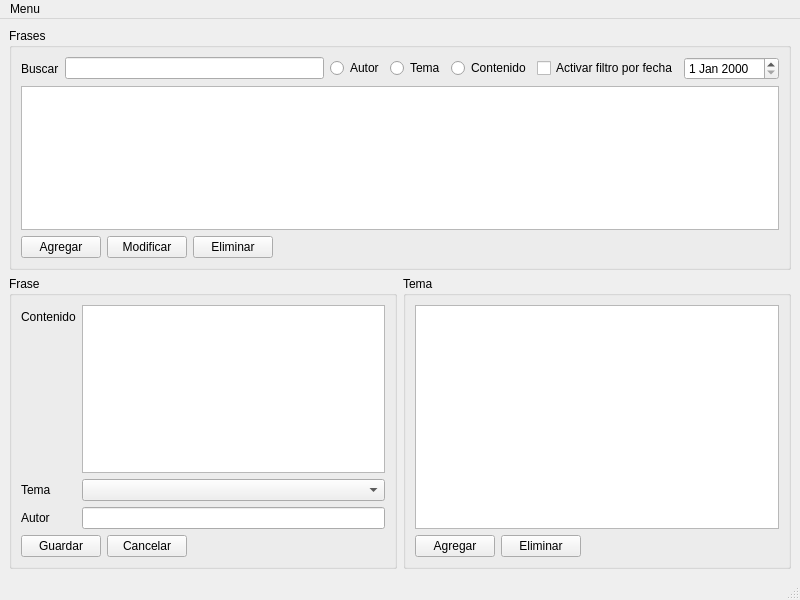
Old version of the form mainwindow.ui in the repository lucianodato/JI-quotes.
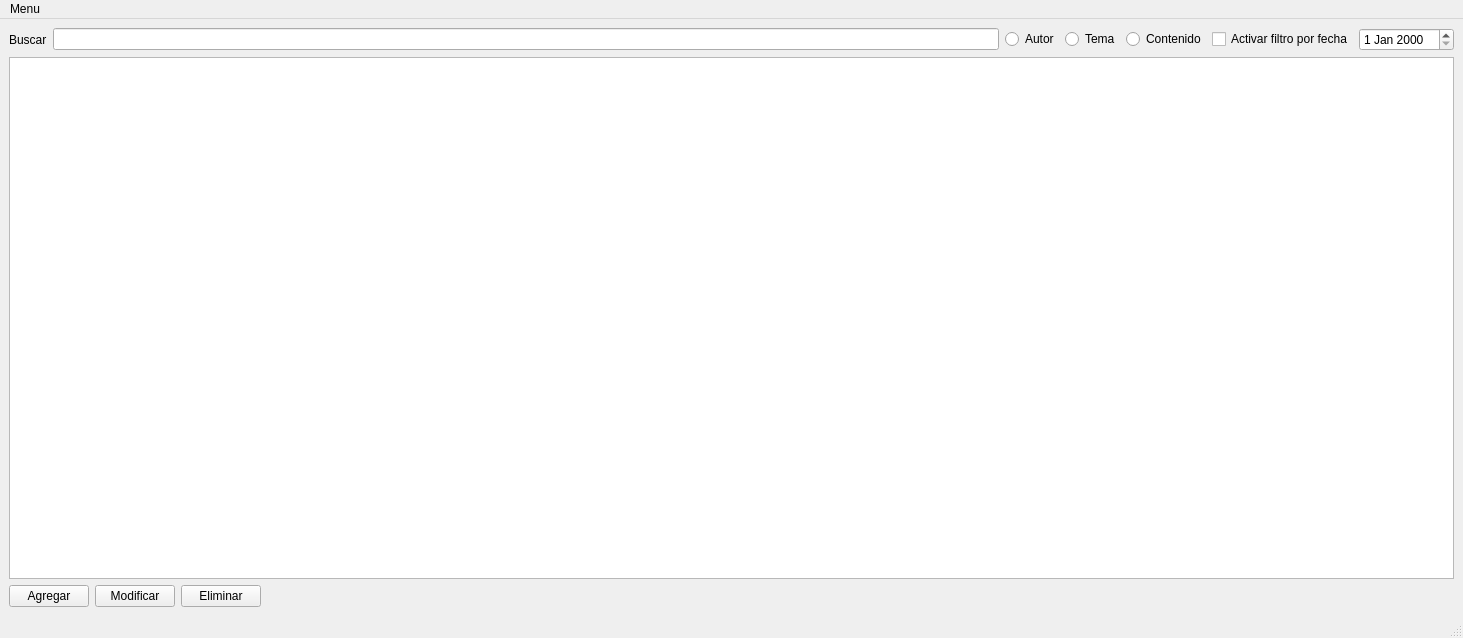
New version of the form.

The edit to the form file:
```diff
--- a/mainwindow.ui
+++ b/mainwindow.ui
@@ -6,24 +6,15 @@
    <rect>
     <x>0</x>
     <y>0</y>
-    <width>800</width>
-    <height>600</height>
+    <width>1463</width>
+    <height>638</height>
    </rect>
   </property>
   <property name="windowTitle">
    <string>MainWindow</string>
   </property>
   <widget class="QWidget" name="centralwidget">
-   <layout class="QGridLayout" name="gridLayout">
-    <item row="0" column="0" rowspan="2" colspan="2">
-     <widget class="QGroupBox" name="groupBox_3">
-      <property name="title">
-       <string>Frases</string>
-      </property>
       <layout class="QVBoxLayout" name="verticalLayout_3">
-       <property name="sizeConstraint">
-        <enum>QLayout::SetDefaultConstraint</enum>
-       </property>
        <item>
         <layout class="QVBoxLayout" name="verticalLayout">
          <item>
@@ -116,142 +107,12 @@
        </item>
       </layout>
      </widget>
-    </item>
-    <item row="2" column="0">
-     <widget class="QGroupBox" name="groupBox">
-      <property name="title">
-       <string>Frase</string>
-      </property>
-      <layout class="QVBoxLayout" name="verticalLayout_4">
-       <property name="sizeConstraint">
-        <enum>QLayout::SetDefaultConstraint</enum>
-       </property>
-       <item>
-        <layout class="QFormLayout" name="formLayout">
-         <item row="0" column="0">
-          <widget class="QLabel" name="label_3">
-           <property name="text">
-            <string>Contenido</string>
-           </property>
-          </widget>
-         </item>
-         <item row="0" column="1">
-          <widget class="QTextEdit" name="textEdit"/>
-         </item>
-         <item row="1" column="0">
-          <widget class="QLabel" name="label_2">
-           <property name="text">
-            <string>Tema</string>
-           </property>
-          </widget>
-         </item>
-         <item row="1" column="1">
-          <widget class="QComboBox" name="comboBox"/>
-         </item>
-         <item row="2" column="0">
-          <widget class="QLabel" name="label">
-           <property name="text">
-            <string>Autor</string>
-           </property>
-          </widget>
-         </item>
-         <item row="2" column="1">
-          <widget class="QLineEdit" name="lineEdit_2"/>
-         </item>
-         <item row="3" column="0" colspan="2">
-          <layout class="QHBoxLayout" name="horizontalLayout_2">
-           <item>
-            <widget class="QPushButton" name="pushButton">
-             <property name="text">
-              <string>Guardar</string>
-             </property>
-            </widget>
-           </item>
-           <item>
-            <widget class="QPushButton" name="pushButton_2">
-             <property name="text">
-              <string>Cancelar</string>
-             </property>
-            </widget>
-           </item>
-           <item>
-            <spacer name="horizontalSpacer_2">
-             <property name="orientation">
-              <enum>Qt::Horizontal</enum>
-             </property>
-             <property name="sizeHint" stdset="0">
-              <size>
-               <width>40</width>
-               <height>20</height>
-              </size>
-             </property>
-            </spacer>
-           </item>
-          </layout>
-         </item>
-        </layout>
-       </item>
-      </layout>
-     </widget>
-    </item>
-    <item row="2" column="1">
-     <widget class="QGroupBox" name="groupBox_2">
-      <property name="title">
-       <string>Tema</string>
-      </property>
-      <layout class="QVBoxLayout" name="verticalLayout_5">
-       <property name="sizeConstraint">
-        <enum>QLayout::SetMinimumSize</enum>
-       </property>
-       <item>
-        <layout class="QVBoxLayout" name="verticalLayout_2">
-         <item>
-          <widget class="QListView" name="listView"/>
-         </item>
-         <item>
-          <layout class="QHBoxLayout" name="horizontalLayout_4">
-           <item>
-            <widget class="QPushButton" name="pushButton_6">
-             <property name="text">
-              <string>Agregar</string>
-             </property>
-            </widget>
-           </item>
-           <item>
-            <widget class="QPushButton" name="pushButton_7">
-             <property name="text">
-              <string>Eliminar</string>
-             </property>
-            </widget>
-           </item>
-           <item>
-            <spacer name="horizontalSpacer_3">
-             <property name="orientation">
-              <enum>Qt::Horizontal</enum>
-             </property>
-             <property name="sizeHint" stdset="0">
-              <size>
-               <width>40</width>
-               <height>20</height>
-              </size>
-             </property>
-            </spacer>
-           </item>
-          </layout>
-         </item>
-        </layout>
-       </item>
-      </layout>
-     </widget>
-    </item>
-   </layout>
-  </widget>
   <widget class="QMenuBar" name="menubar">
    <property name="geometry">
     <rect>
      <x>0</x>
      <y>0</y>
-     <width>800</width>
+     <width>1463</width>
      <height>22</height>
     </rect>
    </property>
```
Left out of the diff: 6 changed lines with no effect on the pictures. Lines whose indentation alone changed are shown as unchanged.
